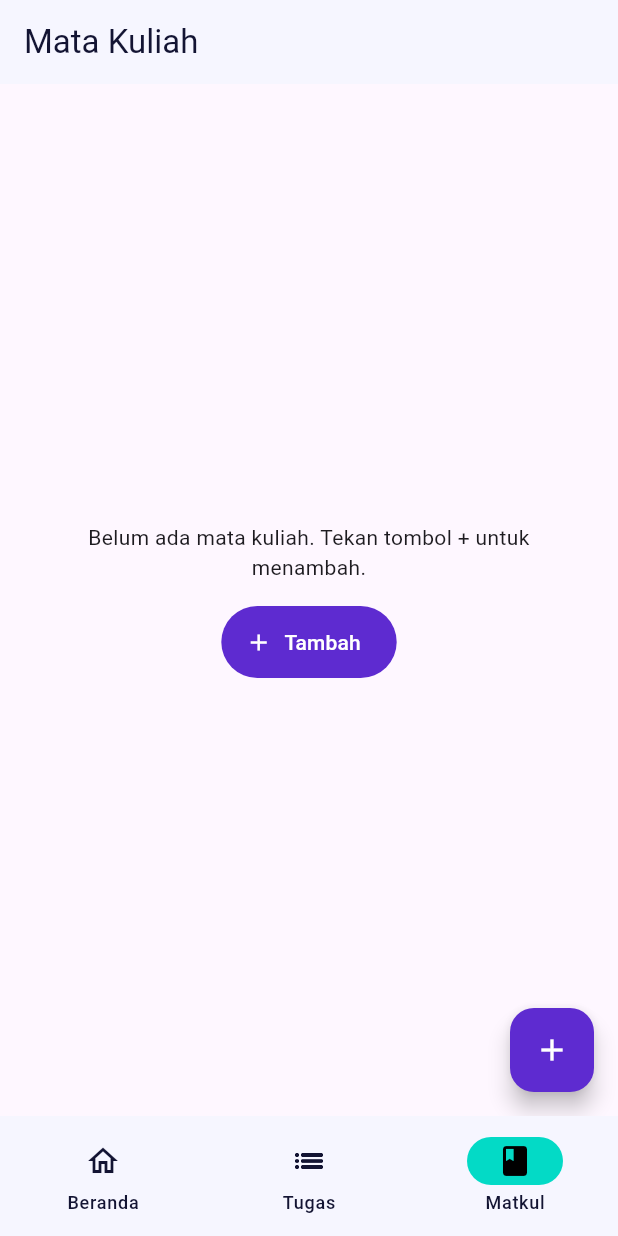
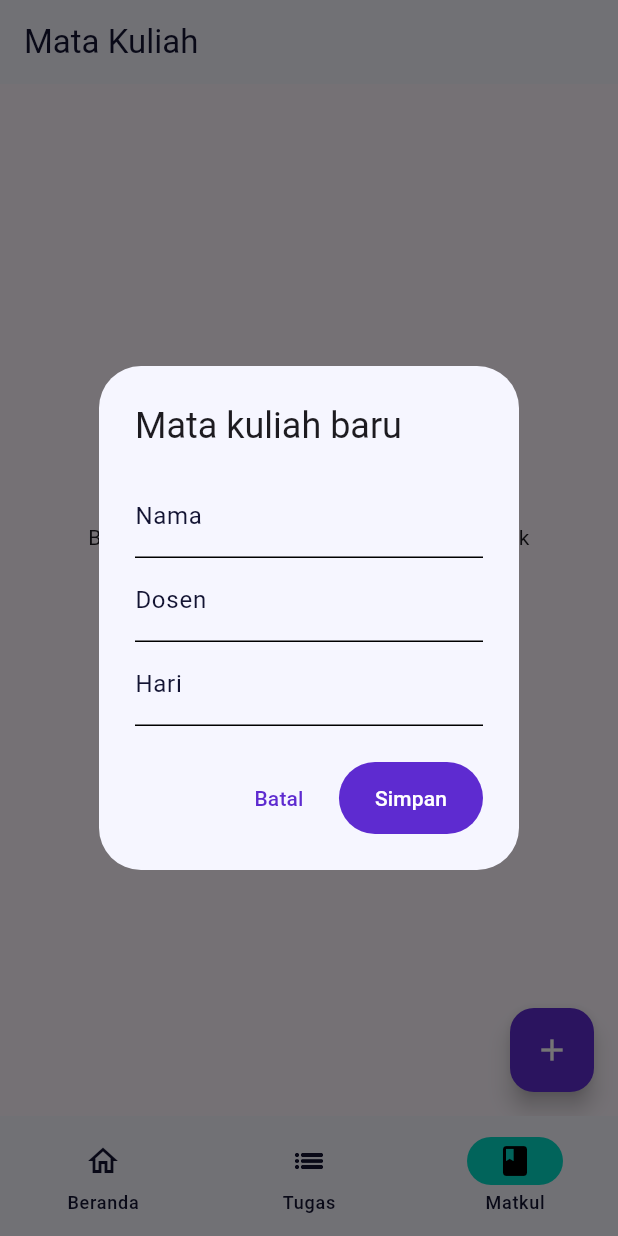
Before and after one commit to TudeOrangBiasa/remindly-app, a Flutter app: the screen it shows after launch, item 3 of the bottom bar chosen, after a tap on the "add" icon, on a phone screen of 412 x 824 dp. Run offline on Flutter 3.47's test engine with Material 3 defaults, Android fonts, the phone set to English and light mode, and no system bars; our stand-ins replace sqflite; accounts and stored records are empty.

Commit message:
[REM-04a] List plus tambah matkul

```diff
--- a/lib/pages/courses_page.dart
+++ b/lib/pages/courses_page.dart
@@ -1,21 +1,162 @@
+import 'dart:async';
+
 import 'package:flutter/material.dart';
+import 'package:remindly_app/database/app_database.dart';
+import 'package:remindly_app/database/mata_kuliah_repo.dart';
+import 'package:remindly_app/models/mata_kuliah.dart';
+import 'package:remindly_app/widgets/empty_state.dart';
+import 'package:sqflite/sqflite.dart';
 
-import 'package:remindly_app/widgets/empty_state.dart';
+class CoursesPage extends StatefulWidget {
+  const new({super.key, this.db});
 
-class CoursesPage extends StatelessWidget {
-  const new({super.key});
+  final Database? db;
+
+  @override
+  State<CoursesPage> createState() => _CoursesPageState();
+}
+
+class _CoursesPageState extends State<CoursesPage> {
+  late Future<Database> _db;
+  Future<List<MataKuliah>>? _daftar;
+
+  @override
+  void initState() {
+    super.initState();
+    _db = widget.db != null ? Future.value(widget.db) : AppDatabase.open();
+    unawaited(_muat());
+  }
+
+  Future<void> _muat() async {
+    final db = await _db;
+    if (!mounted) return;
+    setState(() {
+      _daftar = MataKuliahRepository(db).semua();
+    });
+  }
+
+  Future<void> _bukaForm(List<MataKuliah> ada) async {
+    final db = await _db;
+    if (!mounted) return;
+    final nama = TextEditingController();
+    final dosen = TextEditingController();
+    final hari = TextEditingController();
+    final kunci = GlobalKey<FormState>();
+    final simpan = await showDialog<bool>(
+      context: context,
+      builder: (dialog) => AlertDialog(
+        title: const Text('Mata kuliah baru'),
+        content: Form(
+          key: kunci,
+          child: Column(
+            mainAxisSize: MainAxisSize.min,
+            children: [
+              TextFormField(
+                controller: nama,
+                decoration: const InputDecoration(labelText: 'Nama'),
+                validator: (nilai) {
+                  final teks = (nilai ?? '').trim();
+                  if (teks.isEmpty) return 'Nama wajib diisi';
+                  final dobel = ada.any(
+                    (m) => m.namaTrim.toLowerCase() == teks.toLowerCase(),
+                  );
+                  if (dobel) return 'Nama sudah ada';
+                  return null;
+                },
+              ),
+              TextFormField(
+                controller: dosen,
+                decoration: const InputDecoration(labelText: 'Dosen'),
+              ),
+              TextFormField(
+                controller: hari,
+                decoration: const InputDecoration(labelText: 'Hari'),
+              ),
+            ],
+          ),
+        ),
+        actions: [
+          TextButton(
+            onPressed: () => Navigator.of(dialog).pop(false),
+            child: const Text('Batal'),
+          ),
+          FilledButton(
+            onPressed: () async {
+              if (kunci.currentState!.validate()) {
+                await MataKuliahRepository(db).tambah(
+                  MataKuliah(
+                    nama: nama.text,
+                    dosen: dosen.text,
+                    hari: hari.text,
+                  ),
+                );
+                if (dialog.mounted) Navigator.of(dialog).pop(true);
+              }
+            },
+            child: const Text('Simpan'),
+          ),
+        ],
+      ),
+    );
+    if (simpan == true) unawaited(_muat());
+  }
 
   @override
   Widget build(BuildContext context) {
+    final daftar = _daftar;
     return Scaffold(
       appBar: AppBar(title: const Text('Mata Kuliah')),
-      body: EmptyState(
-        message: 'Belum ada mata kuliah. Tekan tombol + untuk menambah.',
-        onAdd: () {},
-      ),
-      floatingActionButton: FloatingActionButton(
-        onPressed: () {},
-        child: const Icon(Icons.add),
+      body: daftar == null
+          ? const Center(child: CircularProgressIndicator())
+          : FutureBuilder<List<MataKuliah>>(
+              future: daftar,
+              builder: (context, snapshot) {
+                if (!snapshot.hasData) {
+                  return const Center(child: CircularProgressIndicator());
+                }
+                final data = snapshot.data!;
+                if (data.isEmpty) {
+                  return EmptyState(
+                    message:
+                        'Belum ada mata kuliah. Tekan tombol + untuk menambah.',
+                    onAdd: () => _bukaForm(data),
+                  );
+                }
+                return ListView(
+                  children: [
+                    for (final m in data)
+                      Semantics(
+                        identifier: 'baris-matkul-${m.id}',
+                        container: true,
+                        explicitChildNodes: true,
+                        child: ListTile(
+                          key: Key('matkul-${m.id}'),
+                          title: Text(m.nama),
+                          subtitle: Text(
+                            [
+                              m.dosen,
+                              m.hari,
+                            ].where((s) => s.trim().isNotEmpty).join(' · '),
+                          ),
+                        ),
+                      ),
+                  ],
+                );
+              },
+            ),
+      floatingActionButton: Semantics(
+        identifier: 'tambah-matkul',
+        container: true,
+        explicitChildNodes: true,
+        child: FloatingActionButton(
+          tooltip: 'Tambah mata kuliah',
+          onPressed: () async {
+            final db = await _db;
+            if (!mounted) return;
+            unawaited(MataKuliahRepository(db).semua().then(_bukaForm));
+          },
+          child: const Icon(Icons.add),
+        ),
       ),
     );
   }
--- /dev/null
+++ b/maestro/flows/courses.yaml
@@ -0,0 +1,28 @@
+appId: com.remindly.app.remindly_app
+---
+- launchApp
+- extendedWaitUntil:
+    visible: Beranda
+    timeout: 60000
+- tapOn: Matkul.*
+- extendedWaitUntil:
+    visible:
+      id: halaman-matkul
+    timeout: 60000
+- assertVisible: Mata Kuliah
+- assertVisible: Belum ada mata kuliah.*
+- tapOn:
+    id: tambah-matkul
+- assertVisible: Mata kuliah baru
+- tapOn: Nama
+- inputText: Fisika
+- tapOn: Simpan
+- assertVisible:
+    id: baris-matkul-1
+- tapOn:
+    id: tambah-matkul
+- assertVisible: Mata kuliah baru
+- tapOn: Nama
+- inputText: fisika
+- tapOn: Simpan
+- assertVisible: Nama sudah ada
```
Also changed, not shown: 2 other files.
